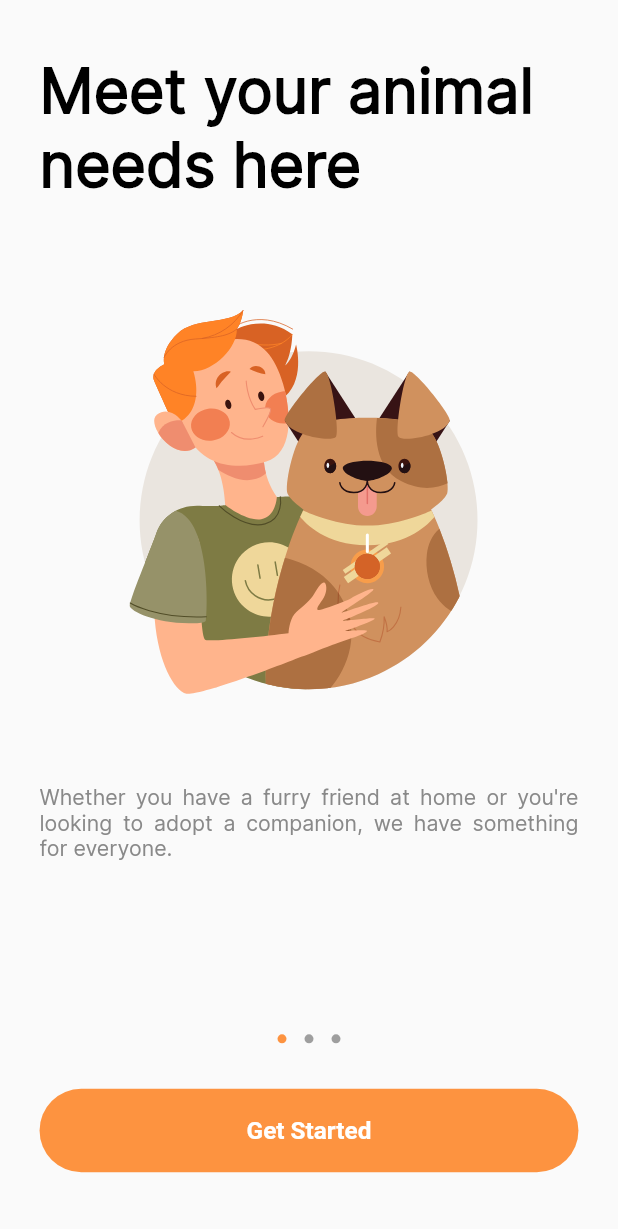
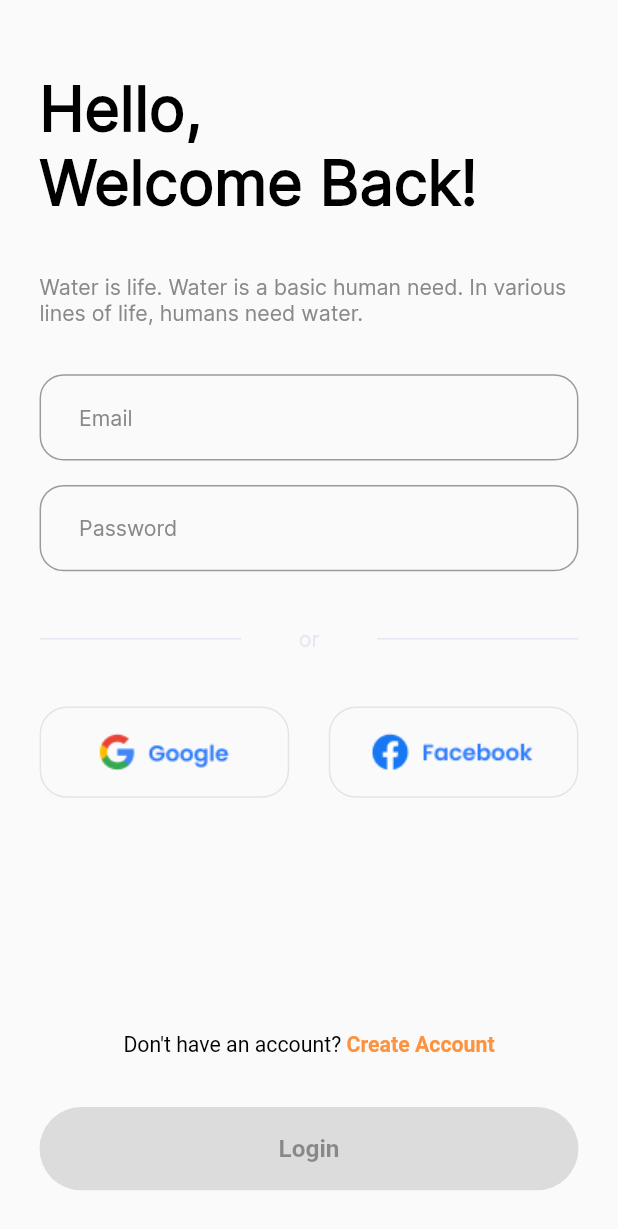
Before and after one commit to andisoer/pet-app, a Flutter app: the screen it shows after launch, after a tap on "Get Started", on a phone screen of 412 x 824 dp. Shown: the top 1229 px of the screen. Run offline on Flutter 3.47's test engine with Material 2 defaults, Android fonts, the phone set to English and light mode, and no system bars; drawn by our look-alikes of dots_indicator; our stand-ins replace flutter_screenutil, flutter_svg, get.

Commit message:
login page

```diff
--- a/lib/configs/color/app_colors.dart
+++ b/lib/configs/color/app_colors.dart
@@ -8,4 +8,9 @@ class AppColors {
   static const Color black = Color(0xFF000000);
   static const Color white = Color(0xFFFFFFFF);
   static const Color grey = Color(0xFF898989);
+
+  static const Color grey2 = Color(0xFFE3E8F1);
+  static const Color grey3 = Color(0xFFE5E4E3);
+
+  static const Color red = Color(0xFFFF4D4F);
 }
--- a/lib/configs/page/app_pages.dart
+++ b/lib/configs/page/app_pages.dart
@@ -1,5 +1,6 @@
 import 'package:get/get.dart';
 import 'package:pet_app/configs/route/app_routes.dart';
+import 'package:pet_app/modules/auth/login/view/login_view.dart';
 import 'package:pet_app/modules/auth/onboarding/view/onboarding_view.dart';
 
 class AppPages {
@@ -11,6 +12,10 @@ class AppPages {
         name: AppRoutes.onBoarding,
         page: () => const OnBoardingView(),
       ),
+      GetPage(
+        name: AppRoutes.login,
+        page: () => const LoginView(),
+      ),
     ];
   }
 }
--- a/lib/configs/route/app_routes.dart
+++ b/lib/configs/route/app_routes.dart
@@ -2,4 +2,5 @@ class AppRoutes {
   AppRoutes._();
 
   static const String onBoarding = '/on-boarding';
+  static const String login = '/login';
 }
--- a/lib/configs/theme/app_text_styles.dart
+++ b/lib/configs/theme/app_text_styles.dart
@@ -11,7 +11,7 @@ class AppTextStyles {
     fontSize: 40.sp,
   );
 
-  static final TextStyle f14w600Grey = TextStyle(
+  static final TextStyle f14w400Grey = TextStyle(
     color: AppColors.grey,
     fontWeight: FontWeight.w400,
     fontSize: 14.sp,
@@ -28,4 +28,40 @@ class AppTextStyles {
     fontWeight: FontWeight.w700,
     fontSize: 16.sp,
   );
+
+  static final TextStyle f14w500Grey = TextStyle(
+    color: AppColors.grey,
+    fontWeight: FontWeight.w500,
+    fontSize: 14.sp,
+  );
+
+  static final TextStyle f14w500Red = TextStyle(
+    color: AppColors.red,
+    fontWeight: FontWeight.w500,
+    fontSize: 14.sp,
+  );
+
+  static final TextStyle f14w500Primary = TextStyle(
+    color: AppColors.primary,
+    fontWeight: FontWeight.w500,
+    fontSize: 14.sp,
+  );
+
+  static final TextStyle f12w400Grey2 = TextStyle(
+    color: AppColors.grey2,
+    fontWeight: FontWeight.w400,
+    fontSize: 14.sp,
+  );
+
+  static final TextStyle f12w400Black = TextStyle(
+    color: AppColors.black,
+    fontWeight: FontWeight.w400,
+    fontSize: 14.sp,
+  );
+
+  static final TextStyle f12w700Primary = TextStyle(
+    color: AppColors.primary,
+    fontWeight: FontWeight.w700,
+    fontSize: 14.sp,
+  );
 }
--- a/lib/configs/theme/app_theme.dart
+++ b/lib/configs/theme/app_theme.dart
@@ -41,5 +41,33 @@ class AppTheme {
         ),
       ),
     ),
+    textSelectionTheme: const TextSelectionThemeData(
+      cursorColor: AppColors.primary,
+    ),
+    inputDecorationTheme: InputDecorationTheme(
+      hintStyle: AppTextStyles.f14w500Grey,
+      contentPadding: EdgeInsets.symmetric(vertical: 20.h, horizontal: 24.w),
+      border: OutlineInputBorder(
+        borderRadius: BorderRadius.circular(16),
+        borderSide: const BorderSide(
+          width: 1,
+          color: AppColors.grey,
+        ),
+      ),
+      focusedBorder: OutlineInputBorder(
+        borderRadius: BorderRadius.circular(16),
+        borderSide: const BorderSide(
+          width: 1,
+          color: AppColors.primary,
+        ),
+      ),
+      errorBorder: OutlineInputBorder(
+        borderRadius: BorderRadius.circular(16),
+        borderSide: const BorderSide(
+          width: 1,
+          color: AppColors.red,
+        ),
+      ),
+    ),
   );
 }
--- a/lib/constants/asset_constants.dart
+++ b/lib/constants/asset_constants.dart
@@ -6,4 +6,7 @@ class AssetConstants {
       'assets/svgs/illustration-1.svg';
   static const String onboardingIllustration3 =
       'assets/svgs/illustration-2.svg';
+
+  static const String logoGoogle = 'assets/images/google_logo.png';
+  static const String logoFacebook = 'assets/images/facebook_logo.png';
 }
--- /dev/null
+++ b/lib/modules/auth/login/view/components/login_social_button_widget.dart
@@ -0,0 +1,28 @@
+import 'package:flutter/material.dart';
+import 'package:flutter_screenutil/flutter_screenutil.dart';
+import 'package:pet_app/configs/color/app_colors.dart';
+
+class LoginSocialButtonWidget extends StatelessWidget {
+  final String assetPath;
+
+  const LoginSocialButtonWidget({required this.assetPath, Key? key})
+      : super(key: key);
+
+  @override
+  Widget build(BuildContext context) {
+    return Expanded(
+      child: InkWell(
+        onTap: () {},
+        borderRadius: BorderRadius.circular(18.r),
+        child: Container(
+          height: 60.h,
+          decoration: BoxDecoration(
+            borderRadius: BorderRadius.circular(18.r),
+            border: Border.all(color: AppColors.grey3),
+          ),
+          child: Image.asset(assetPath),
+        ),
+      ),
+    );
+  }
+}
--- /dev/null
+++ b/lib/modules/auth/login/view/login_view.dart
@@ -0,0 +1,111 @@
+import 'package:flutter/material.dart';
+import 'package:flutter_screenutil/flutter_screenutil.dart';
+import 'package:pet_app/configs/color/app_colors.dart';
+import 'package:pet_app/configs/theme/app_text_styles.dart';
+import 'package:pet_app/constants/asset_constants.dart';
+import 'package:pet_app/modules/auth/login/view/components/login_social_button_widget.dart';
+
+class LoginView extends StatelessWidget {
+  const LoginView({Key? key}) : super(key: key);
+
+  @override
+  Widget build(BuildContext context) {
+    return Scaffold(
+      resizeToAvoidBottomInset: false,
+      body: SafeArea(
+        child: Container(
+          margin: EdgeInsets.symmetric(horizontal: 24.w, vertical: 30.h),
+          child: Column(
+            crossAxisAlignment: CrossAxisAlignment.stretch,
+            children: [
+              const SizedBox(height: 18),
+              Text(
+                'Hello,\nWelcome Back!',
+                style: AppTextStyles.f40w600Black,
+              ),
+              SizedBox(height: 36.h),
+              Text(
+                'Water is life. Water is a basic human need. In various lines of life, humans need water.',
+                style: AppTextStyles.f14w400Grey,
+              ),
+              SizedBox(height: 32.h),
+              TextField(
+                style: AppTextStyles.f14w500Primary,
+                decoration: const InputDecoration(
+                  hintText: 'Email',
+                ),
+              ),
+              SizedBox(height: 16.h),
+              TextField(
+                style: AppTextStyles.f14w500Primary,
+                obscureText: true,
+                decoration: const InputDecoration(
+                  hintText: 'Password',
+                ),
+              ),
+              SizedBox(height: 36.h),
+              Row(
+                crossAxisAlignment: CrossAxisAlignment.center,
+                children: [
+                  Expanded(
+                    child: Container(
+                      height: 1,
+                      decoration: const BoxDecoration(color: AppColors.grey2),
+                    ),
+                  ),
+                  Container(
+                    margin: EdgeInsets.symmetric(horizontal: 35.w),
+                    child: Text(
+                      'or',
+                      style: AppTextStyles.f12w400Grey2,
+                    ),
+                  ),
+                  Expanded(
+                    child: Container(
+                      height: 1,
+                      decoration: const BoxDecoration(color: AppColors.grey2),
+                    ),
+                  ),
+                ],
+              ),
+              SizedBox(height: 36.h),
+              Row(
+                children: [
+                  const LoginSocialButtonWidget(
+                    assetPath: AssetConstants.logoGoogle,
+                  ),
+                  SizedBox(width: 24.w),
+                  const LoginSocialButtonWidget(
+                    assetPath: AssetConstants.logoFacebook,
+                  )
+                ],
+              ),
+              const Expanded(child: SizedBox()),
+              RichText(
+                textAlign: TextAlign.center,
+                text: TextSpan(
+                  text: 'Don\'t have an account? ',
+                  style: AppTextStyles.f12w400Black,
+                  children: [
+                    TextSpan(
+                      text: 'Create Account',
+                      style: AppTextStyles.f12w700Primary,
+                    ),
+                  ],
+                ),
+              ),
+              SizedBox(height: 32.h),
+              const SizedBox(
+                width: double.infinity,
+                child: ElevatedButton(
+                  onPressed: null,
+                  child: Text('Login'),
+                ),
+              ),
+            ],
+          ),
+        ),
+      ),
+    );
+  }
+}
--- a/lib/modules/auth/onboarding/view/onboarding_view.dart
+++ b/lib/modules/auth/onboarding/view/onboarding_view.dart
@@ -2,6 +2,8 @@ import 'package:dots_indicator/dots_indicator.dart';
 import 'package:flutter/material.dart';
 import 'package:flutter_screenutil/flutter_screenutil.dart';
 import 'package:flutter_svg/svg.dart';
+import 'package:get/get.dart';
+import 'package:pet_app/configs/route/app_routes.dart';
 import 'package:pet_app/configs/theme/app_text_styles.dart';
 import 'package:pet_app/constants/asset_constants.dart';
 
@@ -78,7 +80,7 @@ class _OnBoardingViewState extends State<OnBoardingView> {
               Container(
                 margin: EdgeInsets.symmetric(horizontal: 24.w),
                 child: ElevatedButton(
-                  onPressed: () {},
+                  onPressed: () => Get.toNamed(AppRoutes.login),
                   child: const Text(
                     'Get Started',
                   ),
@@ -125,7 +127,7 @@ class OnBoardingWidget extends StatelessWidget {
           SizedBox(height: 16.h),
           Text(
             description,
-            style: AppTextStyles.f14w600Grey,
+            style: AppTextStyles.f14w400Grey,
             textAlign: TextAlign.justify,
           ),
         ],
--- a/pubspec.yaml
+++ b/pubspec.yaml
@@ -29,6 +29,7 @@ flutter:
 
   assets:
     - assets/svgs/
+    - assets/images/
 
   fonts:
     - family: Inter
```
Also changed, not shown: assets/images/facebook_logo.png (added), assets/images/google_logo.png (added).
